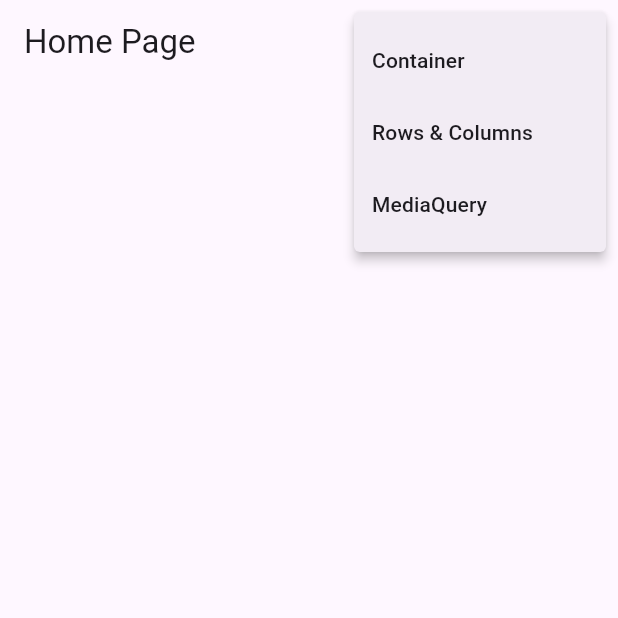
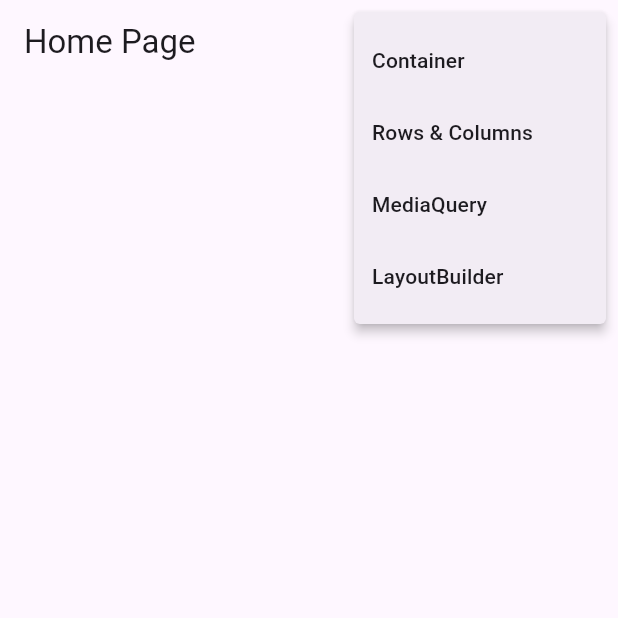
Before and after one commit to LoiolaBr17/ADF, a Flutter app: the screen it shows after launch, after a tap on the "more vert" icon, on a phone screen of 412 x 824 dp, the top half of it. Run offline on Flutter 3.47's test engine with Material 3 defaults, Android fonts, the phone set to English and light mode, and no system bars; our stand-ins replace args, device_preview.

Commit message:
utilizando o layoutbuilder

```diff
--- a/flutter_primeiro_projeto/lib/main.dart
+++ b/flutter_primeiro_projeto/lib/main.dart
@@ -2,13 +2,14 @@ import 'package:flutter/foundation.dart';
 import 'package:flutter/material.dart';
 import 'package:flutter_primeiro_projeto/pages/container/container_page.dart';
 import 'package:flutter_primeiro_projeto/pages/home/home_page.dart';
+import 'package:flutter_primeiro_projeto/pages/layout_builder/layout_builder_page.dart';
 import 'package:flutter_primeiro_projeto/pages/media_query/media_query_page.dart';
 import 'package:flutter_primeiro_projeto/pages/rows_columns/rows_columns_page.dart';
 import 'package:device_preview/device_preview.dart';
 
 void main() {
   runApp(DevicePreview(
-    enabled: !kReleaseMode,
+    enabled: false, //!kReleaseMode,
     builder: (context) => const MyApp(),
   ));
 }
@@ -33,6 +34,7 @@ class MyApp extends StatelessWidget {
         '/container': (_) => const ContainerPage(),
         '/rows_columns': (_) => const RowsColumnsPage(),
         '/media_query': (_) => const MediaQueryPage(),
+        '/layout_builder': (_) => const LayoutBuilderPage(),
       },
     );
   }
--- a/flutter_primeiro_projeto/lib/pages/home/home_page.dart
+++ b/flutter_primeiro_projeto/lib/pages/home/home_page.dart
@@ -3,7 +3,8 @@ import 'package:flutter/material.dart';
 enum PopupMenuPages {
   container,
   rowsColumns,
-  mediaQuery
+  mediaQuery,
+  layoutBuilder
 }
 
 class HomePage extends StatelessWidget {
@@ -27,6 +28,9 @@ class HomePage extends StatelessWidget {
                 case PopupMenuPages.mediaQuery:
                   Navigator.of(context).pushNamed('/media_query');
                   break;
+                case PopupMenuPages.layoutBuilder:
+                  Navigator.of(context).pushNamed('/layout_builder');
+                  break;
               }
             },
             itemBuilder: (BuildContext context) {
@@ -43,6 +47,10 @@ class HomePage extends StatelessWidget {
                   value: PopupMenuPages.mediaQuery,
                   child: Text('MediaQuery'),
                 ),
+                const PopupMenuItem<PopupMenuPages>(
+                  value: PopupMenuPages.layoutBuilder,
+                  child: Text('LayoutBuilder'),
+                ),
               ];
             },
           )
```
Also changed, not shown: flutter_primeiro_projeto/lib/pages/layout_builder/layout_builder_page.dart (added, +34 -0 lines).
